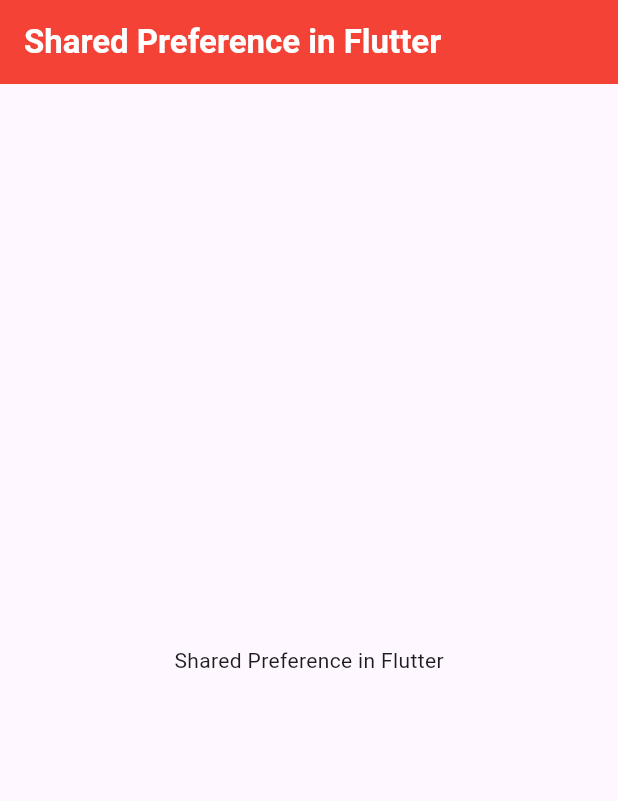
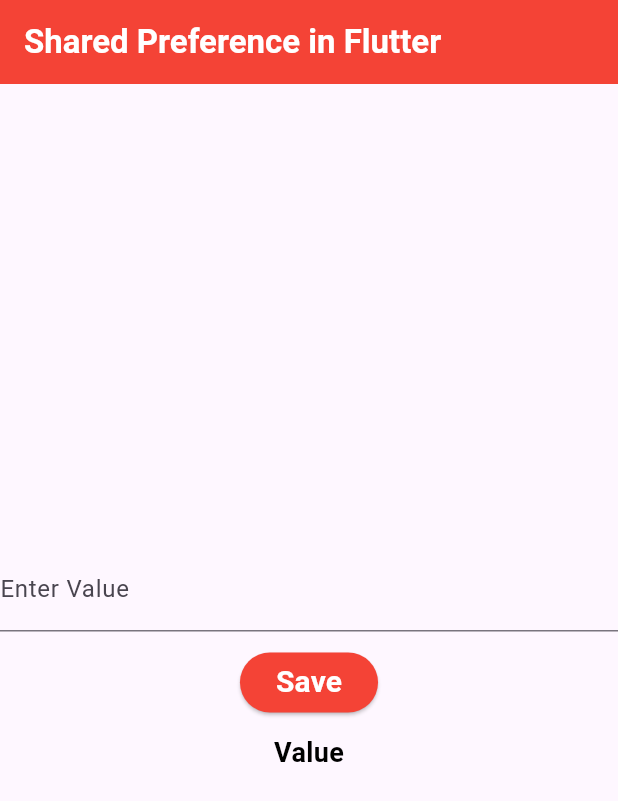
Before and after one commit to alhasann351/shared_preference, a Flutter app: the screen it shows after launch, on a phone screen of 412 x 824 dp. Shown: the top 801 px of the screen. Run offline on Flutter 3.47's test engine with Material 3 defaults, Android fonts, the phone set to English and light mode, and no system bars.

Commit message:
design-added

```diff
--- a/lib/main.dart
+++ b/lib/main.dart
@@ -24,6 +24,8 @@ class MyHomePage extends StatefulWidget {
 }
 
 class _MyHomePageState extends State<MyHomePage> {
+  var nameController = TextEditingController();
+
   @override
   Widget build(BuildContext context) {
     return Scaffold(
@@ -38,12 +40,40 @@ class _MyHomePageState extends State<MyHomePage> {
           ),
         ),
       ),
-      body: const Center(
+      body: Center(
         child: Column(
           mainAxisAlignment: MainAxisAlignment.center,
           children: [
-            Text(
-              'Shared Preference in Flutter',
+            TextField(
+              controller: nameController,
+              decoration: const InputDecoration(
+                label: Text('Enter Value'),
+              ),
+            ),
+            const SizedBox(
+              height: 10,
+            ),
+            ElevatedButton(
+                style: ElevatedButton.styleFrom(backgroundColor: Colors.red),
+                onPressed: () {},
+                child: const Text(
+                  'Save',
+                  style: TextStyle(
+                    fontWeight: FontWeight.bold,
+                    fontSize: 20,
+                    color: Colors.white,
+                  ),
+                )),
+            const SizedBox(
+              height: 10,
+            ),
+            const Text(
+              'Value',
+              style: TextStyle(
+                fontSize: 18,
+                fontWeight: FontWeight.bold,
+                color: Colors.black,
+              ),
             ),
           ],
         ),
--- a/pubspec.yaml
+++ b/pubspec.yaml
@@ -35,6 +35,7 @@ dependencies:
   # The following adds the Cupertino Icons font to your application.
   # Use with the CupertinoIcons class for iOS style icons.
   cupertino_icons: ^1.0.6
+  shared_preferences: ^2.2.2
 
 dev_dependencies:
   flutter_test:
```
Also changed, not shown: pubspec.lock.
